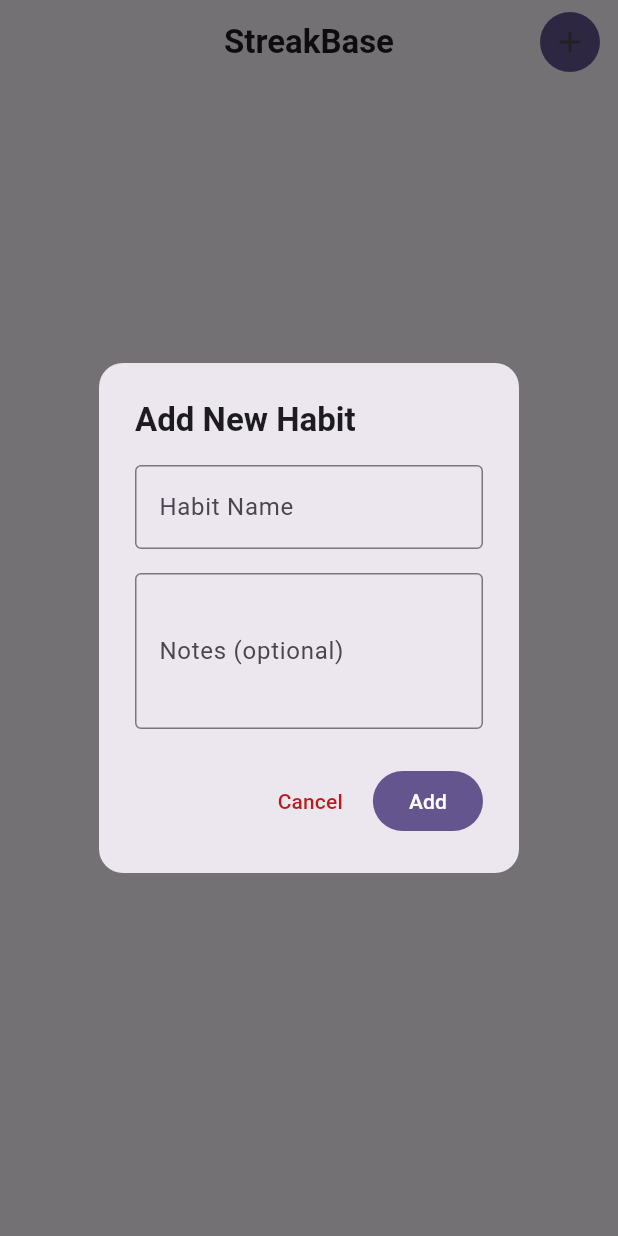
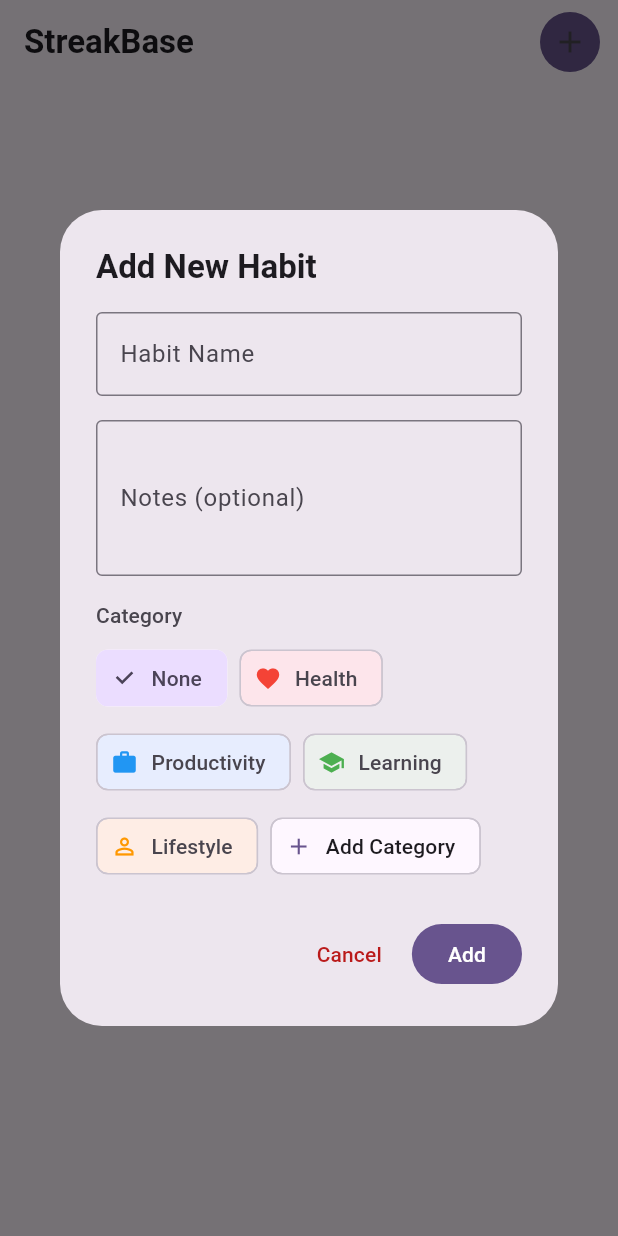
Before and after one commit to mrnithesh/streakbase, a Flutter app: the screen it shows after launch, after a tap on "Add Habit", on a phone screen of 412 x 824 dp. Run offline on Flutter 3.47's test engine with Material 3 defaults, Android fonts, the phone set to English and light mode, and no system bars; our stand-ins replace flutter_heatmap_calendar, sqflite; missing offline and left inert: habit_tracker; accounts and stored records are empty.

Commit message:
feature : add categories to habit

```diff
--- a/lib/main.dart
+++ b/lib/main.dart
@@ -1,8 +1,9 @@
 import 'package:flutter/material.dart';
 import 'package:provider/provider.dart';
 import 'package:streakbase/providers/habit_provider.dart';
+import 'package:streakbase/providers/category_provider.dart';
+import 'package:streakbase/services/database_service.dart';
 import 'package:streakbase/screens/home_screen.dart';
-import 'package:streakbase/services/database_service.dart';
 
 void main() async {
   WidgetsFlutterBinding.ensureInitialized();
@@ -11,56 +12,33 @@ void main() async {
   final databaseService = DatabaseService();
   await databaseService.initialize();
 
-  runApp(MyApp(databaseService: databaseService));
+  runApp(
+    MultiProvider(
+      providers: [
+        ChangeNotifierProvider(
+          create: (_) => CategoryProvider(db: databaseService),
+        ),
+        ChangeNotifierProvider(
+          create: (_) => HabitProvider(db: databaseService),
+        ),
+      ],
+      child: const MyApp(),
+    ),
+  );
 }
 
 class MyApp extends StatelessWidget {
-  final DatabaseService databaseService;
-
-  const MyApp({
-    super.key,
-    required this.databaseService,
-  });
+  const MyApp({super.key});
 
   @override
   Widget build(BuildContext context) {
-    return MultiProvider(
-      providers: [
-        Provider<DatabaseService>.value(
-          value: databaseService,
-        ),
-        ChangeNotifierProxyProvider<DatabaseService, HabitProvider>(
-          create: (context) => HabitProvider(db: databaseService),
-          update: (context, db, previous) => previous ?? HabitProvider(db: db),
-        ),
-      ],
-      child: MaterialApp(
-        title: 'StreakBase',
-        theme: ThemeData(
-          colorScheme: ColorScheme.fromSeed(
-            seedColor: const Color(0xFF6750A4), // Purple primary color
-            brightness: Brightness.light,
-          ),
-          useMaterial3: true,
-          cardTheme: const CardTheme(
-            elevation: 0,
-            margin: EdgeInsets.symmetric(horizontal: 16, vertical: 8),
-            shape: RoundedRectangleBorder(
-              borderRadius: BorderRadius.all(Radius.circular(16)),
-            ),
-          ),
-          appBarTheme: const AppBarTheme(
-            centerTitle: true,
-            elevation: 0,
-          ),
-          dialogTheme: const DialogTheme(
-            shape: RoundedRectangleBorder(
-              borderRadius: BorderRadius.all(Radius.circular(16)),
-            ),
-          ),
-        ),
-        home: const HomeScreen(),
+    return MaterialApp(
+      title: 'StreakBase',
+      theme: ThemeData(
+        colorScheme: ColorScheme.fromSeed(seedColor: Colors.deepPurple),
+        useMaterial3: true,
       ),
+      home: const HomeScreen(),
     );
   }
 }
--- /dev/null
+++ b/lib/models/category.dart
@@ -0,0 +1,47 @@
+import 'package:flutter/material.dart';
+
+class Category {
+  final int? id;
+  final String name;
+  final Color color;
+  final IconData icon;
+
+  Category({
+    this.id,
+    required this.name,
+    required this.color,
+    required this.icon,
+  });
+
+  Map<String, dynamic> toJson() {
+    return {
+      'id': id,
+      'name': name,
+      'color': color.value,
+      'icon': icon.codePoint,
+    };
+  }
+
+  factory Category.fromJson(Map<String, dynamic> json) {
+    return Category(
+      id: json['id'] as int?,
+      name: json['name'] as String,
+      color: Color(json['color'] as int),
+      icon: IconData(json['icon'] as int, fontFamily: 'MaterialIcons'),
+    );
+  }
+
+  Category copyWith({
+    int? id,
+    String? name,
+    Color? color,
+    IconData? icon,
+  }) {
+    return Category(
+      id: id ?? this.id,
+      name: name ?? this.name,
+      color: color ?? this.color,
+      icon: icon ?? this.icon,
+    );
+  }
+}
--- a/lib/models/habit.dart
+++ b/lib/models/habit.dart
@@ -1,15 +1,12 @@
-import 'package:json_annotation/json_annotation.dart';
+import 'package:flutter/material.dart';
+import 'category.dart';
 
-part 'habit.g.dart';
-
-@JsonSerializable()
 class Habit {
   final int? id;
   final String name;
-  @JsonKey(name: 'start_date')
   final DateTime? startDate;
   final String? notes;
-  final String? category;
+  final Category? category;
 
   Habit({
     this.id,
@@ -19,17 +16,32 @@ class Habit {
     this.category,
   });
 
-  // JSON serialization
-  factory Habit.fromJson(Map<String, dynamic> json) => _$HabitFromJson(json);
-  Map<String, dynamic> toJson() => _$HabitToJson(this);
+  Map<String, dynamic> toJson() {
+    return {
+      'id': id,
+      'name': name,
+      'start_date': startDate?.toIso8601String(),
+      'notes': notes,
+      'category_id': category?.id,
+    };
+  }
 
-  // Create a copy of the habit with some fields replaced
+  factory Habit.fromJson(Map<String, dynamic> json) {
+    return Habit(
+      id: json['id'] as int?,
+      name: json['name'] as String,
+      startDate: json['start_date'] != null ? DateTime.parse(json['start_date'] as String) : null,
+      notes: json['notes'] as String?,
+      // Category will be set later by the provider
+    );
+  }
+
   Habit copyWith({
     int? id,
     String? name,
     DateTime? startDate,
     String? notes,
-    String? category,
+    Category? category,
   }) {
     return Habit(
       id: id ?? this.id,
--- /dev/null
+++ b/lib/providers/category_provider.dart
@@ -0,0 +1,98 @@
+import 'package:flutter/material.dart';
+import '../models/category.dart';
+import '../services/database_service.dart';
+
+class CategoryProvider with ChangeNotifier {
+  final DatabaseService _db;
+  List<Category> _categories = [];
+  bool _isLoading = false;
+
+  CategoryProvider({required DatabaseService db}) : _db = db {
+    loadCategories();
+  }
+
+  List<Category> get categories => _categories;
+  bool get isLoading => _isLoading;
+
+  static final List<Category> defaultCategories = [
+    Category(
+      name: 'Health',
+      color: Colors.red,
+      icon: Icons.favorite,
+    ),
+    Category(
+      name: 'Productivity',
+      color: Colors.blue,
+      icon: Icons.work,
+    ),
+    Category(
+      name: 'Learning',
+      color: Colors.green,
+      icon: Icons.school,
+    ),
+    Category(
+      name: 'Lifestyle',
+      color: Colors.orange,
+      icon: Icons.person_outline,
+    ),
+  ];
+
+  Future<void> loadCategories() async {
+    _isLoading = true;
+    notifyListeners();
+
+    try {
+      _categories = await _db.getCategories();
+      notifyListeners();
+    } catch (e) {
+      _categories = [];
+      notifyListeners();
+      rethrow;
+    } finally {
+      _isLoading = false;
+      notifyListeners();
+    }
+  }
+
+  Future<void> addCategory(Category category) async {
+    try {
+      final id = await _db.insertCategory(category);
+      final newCategory = category.copyWith(id: id);
+      _categories.add(newCategory);
+      notifyListeners();
+    } catch (e) {
+      rethrow;
+    }
+  }
+
+  Future<void> updateCategory(Category category) async {
+    try {
+      await _db.updateCategory(category);
+      final index = _categories.indexWhere((c) => c.id == category.id);
+      if (index != -1) {
+        _categories[index] = category;
+        notifyListeners();
+      }
+    } catch (e) {
+      rethrow;
+    }
+  }
+
+  Future<void> deleteCategory(int id) async {
+    try {
+      await _db.deleteCategory(id);
+      _categories.removeWhere((c) => c.id == id);
+      notifyListeners();
+    } catch (e) {
+      rethrow;
+    }
+  }
+
+  Category? getCategoryById(int id) {
+    try {
+      return _categories.firstWhere((c) => c.id == id);
+    } catch (e) {
+      return null;
+    }
+  }
+}
--- a/lib/services/database_service.dart
+++ b/lib/services/database_service.dart
@@ -5,6 +5,8 @@ import 'package:path_provider/path_provider.dart';
 import 'dart:io';
 import '../models/habit.dart';
 import '../models/habit_log.dart';
+import '../models/category.dart';
+import '../providers/category_provider.dart';
 
 class DatabaseService {
   static Database? _database;
@@ -31,8 +33,9 @@ class DatabaseService {
 
     return await openDatabase(
       path,
-      version: 1,
+      version: 2,
       onCreate: _createDb,
+      onUpgrade: _onUpgrade,
       onOpen: (db) async {
         // Enable foreign key support
         await db.execute('PRAGMA foreign_keys = ON');
@@ -42,12 +45,22 @@ class DatabaseService {
 
   Future<void> _createDb(Database db, int version) async {
     await db.execute('''
+      CREATE TABLE categories(
+        id INTEGER PRIMARY KEY AUTOINCREMENT,
+        name TEXT NOT NULL,
+        color INTEGER NOT NULL,
+        icon INTEGER NOT NULL
+      )
+    ''');
+
+    await db.execute('''
       CREATE TABLE habits(
         id INTEGER PRIMARY KEY AUTOINCREMENT,
         name TEXT NOT NULL,
         start_date TEXT,
         notes TEXT,
-        category TEXT
+        category_id INTEGER,
+        FOREIGN KEY (category_id) REFERENCES categories (id) ON DELETE SET NULL
       )
     ''');
 
@@ -56,19 +69,39 @@ class DatabaseService {
         id INTEGER PRIMARY KEY AUTOINCREMENT,
         habit_id INTEGER NOT NULL,
         date TEXT NOT NULL,
-        completed INTEGER NOT NULL,
+        completed INTEGER NOT NULL DEFAULT 0,
         notes TEXT,
         FOREIGN KEY (habit_id) REFERENCES habits (id) ON DELETE CASCADE
       )
     ''');
 
+    // Insert default categories
+    for (var category in CategoryProvider.defaultCategories) {
+      await db.insert('categories', category.toJson());
+    }
+  }
+
+  Future<void> _onUpgrade(Database db, int oldVersion, int newVersion) async {
+    if (oldVersion < 2) {
+      // Add missing columns
+      await db.execute('ALTER TABLE habits ADD COLUMN category_id INTEGER REFERENCES categories(id) ON DELETE SET NULL');
+
+      // For categories table, we need to recreate it since SQLite doesn't support adding multiple columns in one statement
+      await db.execute('DROP TABLE IF EXISTS categories');
       await db.execute('''
         CREATE TABLE categories(
           id INTEGER PRIMARY KEY AUTOINCREMENT,
           name TEXT NOT NULL,
-        color INTEGER NOT NULL
+          color INTEGER NOT NULL,
+          icon INTEGER NOT NULL
         )
       ''');
+
+      // Insert default categories
+      for (var category in CategoryProvider.defaultCategories) {
+        await db.insert('categories', category.toJson());
+      }
+    }
   }
 
   Future<void> initialize() async {
@@ -90,7 +123,25 @@ class DatabaseService {
   Future<List<Habit>> getHabits() async {
     final db = await database;
     final List<Map<String, dynamic>> maps = await db.query('habits');
-    return maps.map((map) => Habit.fromJson(map)).toList();
+    final habits = maps.map((map) => Habit.fromJson(map)).toList();
+
+    // Load categories for habits
+    for (var i = 0; i < habits.length; i++) {
+      final categoryId = maps[i]['category_id'] as int?;
+      if (categoryId != null) {
+        final categoryMaps = await db.query(
+          'categories',
+          where: 'id = ?',
+          whereArgs: [categoryId],
+        );
+        if (categoryMaps.isNotEmpty) {
+          final category = Category.fromJson(categoryMaps.first);
+          habits[i] = habits[i].copyWith(category: category);
+        }
+      }
+    }
+
+    return habits;
   }
 
   Future<void> updateHabit(Habit habit) async {
@@ -160,6 +211,47 @@ class DatabaseService {
       where: 'id = ?',
       whereArgs: [id],
     );
+  }
+
+  // CRUD operations for categories
+  Future<int> insertCategory(Category category) async {
+    final db = await database;
+    return await db.insert('categories', category.toJson());
+  }
+
+  Future<List<Category>> getCategories() async {
+    final db = await database;
+    final List<Map<String, dynamic>> maps = await db.query('categories');
+    return maps.map((map) => Category.fromJson(map)).toList();
+  }
+
+  Future<void> updateCategory(Category category) async {
+    final db = await database;
+    await db.update(
+      'categories',
+      category.toJson(),
+      where: 'id = ?',
+      whereArgs: [category.id],
+    );
+  }
+
+  Future<void> deleteCategory(int id) async {
+    final db = await database;
+    await db.transaction((txn) async {
+      // Update habits to remove category reference
+      await txn.update(
+        'habits',
+        {'category_id': null},
+        where: 'category_id = ?',
+        whereArgs: [id],
+      );
+      // Delete the category
+      await txn.delete(
+        'categories',
+        where: 'id = ?',
+        whereArgs: [id],
+      );
+    });
   }
 
   // Export data to JSON
--- /dev/null
+++ b/lib/widgets/category_selector.dart
@@ -0,0 +1,205 @@
+import 'package:flutter/material.dart';
+import 'package:provider/provider.dart';
+import '../models/category.dart';
+import '../providers/category_provider.dart';
+
+class CategorySelector extends StatelessWidget {
+  final Category? selectedCategory;
+  final ValueChanged<Category?> onCategorySelected;
+
+  const CategorySelector({
+    Key? key,
+    this.selectedCategory,
+    required this.onCategorySelected,
+  }) : super(key: key);
+
+  @override
+  Widget build(BuildContext context) {
+    return Consumer<CategoryProvider>(
+      builder: (context, categoryProvider, child) {
+        return Column(
+          crossAxisAlignment: CrossAxisAlignment.start,
+          children: [
+            Text(
+              'Category',
+              style: Theme.of(context).textTheme.titleSmall?.copyWith(
+                color: Theme.of(context).colorScheme.onSurfaceVariant,
+              ),
+            ),
+            const SizedBox(height: 8),
+            Wrap(
+              spacing: 8,
+              runSpacing: 8,
+              children: [
+                // No category option
+                FilterChip(
+                  label: const Text('None'),
+                  selected: selectedCategory == null,
+                  onSelected: (_) => onCategorySelected(null),
+                  backgroundColor: Theme.of(context).colorScheme.surfaceVariant,
+                  selectedColor: Theme.of(context).colorScheme.primaryContainer,
+                ),
+                // Category options
+                ...categoryProvider.categories.map((category) {
+                  return FilterChip(
+                    avatar: Icon(
+                      category.icon,
+                      color: category.color,
+                      size: 18,
+                    ),
+                    label: Text(category.name),
+                    selected: selectedCategory?.id == category.id,
+                    onSelected: (_) => onCategorySelected(category),
+                    backgroundColor: category.color.withOpacity(0.1),
+                    selectedColor: category.color.withOpacity(0.2),
+                    checkmarkColor: category.color,
+                  );
+                }),
+                // Add category button
+                ActionChip(
+                  avatar: Icon(
+                    Icons.add,
+                    size: 18,
+                    color: Theme.of(context).colorScheme.primary,
+                  ),
+                  label: const Text('Add Category'),
+                  onPressed: () => _showAddCategoryDialog(context),
+                ),
+              ],
+            ),
+          ],
+        );
+      },
+    );
+  }
+
+  void _showAddCategoryDialog(BuildContext context) {
+    final nameController = TextEditingController();
+    Color selectedColor = Colors.blue;
+    IconData selectedIcon = Icons.star;
+
+    showDialog(
+      context: context,
+      builder: (context) => StatefulBuilder(
+        builder: (context, setState) => AlertDialog(
+          title: const Text('Add Category'),
+          content: Column(
+            mainAxisSize: MainAxisSize.min,
+            children: [
+              TextField(
+                controller: nameController,
+                decoration: const InputDecoration(
+                  labelText: 'Category Name',
+                  border: OutlineInputBorder(),
+                ),
+              ),
+              const SizedBox(height: 16),
+              Row(
+                children: [
+                  Expanded(
+                    child: Column(
+                      crossAxisAlignment: CrossAxisAlignment.start,
+                      children: [
+                        Text(
+                          'Color',
+                          style: Theme.of(context).textTheme.titleSmall,
+                        ),
+                        const SizedBox(height: 8),
+                        Wrap(
+                          spacing: 8,
+                          runSpacing: 8,
+                          children: [
+                            Colors.blue,
+                            Colors.red,
+                            Colors.green,
+                            Colors.orange,
+                            Colors.purple,
+                            Colors.teal,
+                          ].map((color) {
+                            return InkWell(
+                              onTap: () => setState(() => selectedColor = color),
+                              child: CircleAvatar(
+                                radius: 16,
+                                backgroundColor: color,
+                                child: selectedColor == color
+                                    ? const Icon(Icons.check, color: Colors.white, size: 16)
+                                    : null,
+                              ),
+                            );
+                          }).toList(),
+                        ),
+                      ],
+                    ),
+                  ),
+                  const SizedBox(width: 16),
+                  Expanded(
+                    child: Column(
+                      crossAxisAlignment: CrossAxisAlignment.start,
+                      children: [
+                        Text(
+                          'Icon',
+                          style: Theme.of(context).textTheme.titleSmall,
+                        ),
+                        const SizedBox(height: 8),
+                        Wrap(
+                          spacing: 8,
+                          runSpacing: 8,
+                          children: [
+                            Icons.star,
+                            Icons.favorite,
+                            Icons.work,
+                            Icons.school,
+                            Icons.fitness_center,
+                            Icons.book,
+                          ].map((icon) {
+                            return InkWell(
+                              onTap: () => setState(() => selectedIcon = icon),
+                              child: Container(
+                                padding: const EdgeInsets.all(8),
+                                decoration: BoxDecoration(
+                                  color: selectedIcon == icon
+                                      ? selectedColor.withOpacity(0.1)
+                                      : null,
+                                  borderRadius: BorderRadius.circular(8),
+                                ),
+                                child: Icon(
+                                  icon,
+                                  color: selectedColor,
+                                  size: 24,
+                                ),
+                              ),
+                            );
+                          }).toList(),
+                        ),
+                      ],
+                    ),
+                  ),
+                ],
+              ),
+            ],
+          ),
+          actions: [
+            TextButton(
+              onPressed: () => Navigator.of(context).pop(),
+              child: const Text('Cancel'),
+            ),
+            FilledButton(
+              onPressed: () {
+                if (nameController.text.isNotEmpty) {
+                  final category = Category(
+                    name: nameController.text,
+                    color: selectedColor,
+                    icon: selectedIcon,
+                  );
+                  context.read<CategoryProvider>().addCategory(category);
+                  Navigator.of(context).pop();
+                }
+              },
+              child: const Text('Add'),
+            ),
+          ],
+        ),
+      ),
+    );
+  }
+}
```
Also changed, not shown: lib/screens/home_screen.dart (+64 -23 lines). Lines whose indentation alone changed are shown as unchanged.
